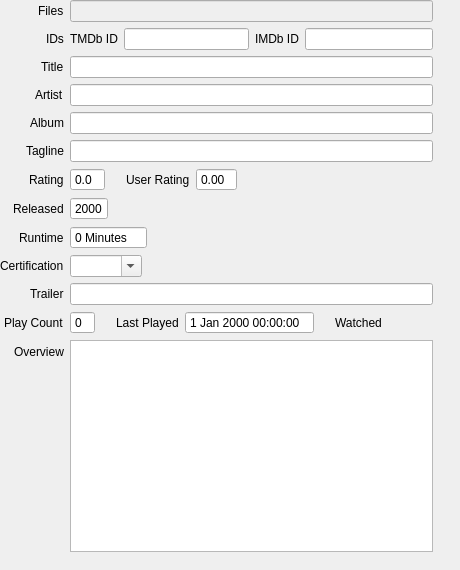
This is src/ui/concerts/ConcertInfoWidget.ui in Komet/MediaElch as Qt 5 draws it before an edit. The edited form follows.
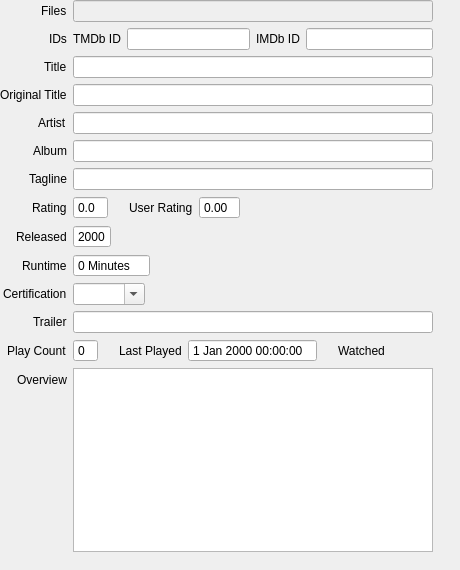
This is the edited form. Custom widgets are drawn as their Qt base class.

Commit message: [Concert] Add originalTitle() field

```diff
--- a/src/ui/concerts/ConcertInfoWidget.ui
+++ b/src/ui/concerts/ConcertInfoWidget.ui
@@ -63,44 +63,44 @@
       </property>
      </widget>
     </item>
-    <item row="3" column="0">
+    <item row="4" column="0">
      <widget class="QLabel" name="lbl_artist">
       <property name="text">
        <string>Artist</string>
       </property>
      </widget>
     </item>
-    <item row="3" column="1">
+    <item row="4" column="1">
      <widget class="QLineEdit" name="artist"/>
     </item>
-    <item row="4" column="0">
+    <item row="5" column="0">
      <widget class="QLabel" name="lbl_album">
       <property name="text">
        <string>Album</string>
       </property>
      </widget>
     </item>
-    <item row="4" column="1">
+    <item row="5" column="1">
      <widget class="QLineEdit" name="album"/>
     </item>
-    <item row="5" column="0">
+    <item row="6" column="0">
      <widget class="QLabel" name="lbl_tagline">
       <property name="text">
        <string>Tagline</string>
       </property>
      </widget>
     </item>
-    <item row="5" column="1">
+    <item row="6" column="1">
      <widget class="QLineEdit" name="tagline"/>
     </item>
-    <item row="6" column="0">
+    <item row="7" column="0">
      <widget class="QLabel" name="lbl_rating">
       <property name="text">
        <string>Rating</string>
       </property>
      </widget>
     </item>
-    <item row="6" column="1">
+    <item row="7" column="1">
      <layout class="QHBoxLayout" name="horizontalLayout_19">
       <item>
        <widget class="QDoubleSpinBox" name="rating">
@@ -153,14 +153,14 @@
       </item>
      </layout>
     </item>
-    <item row="7" column="0">
+    <item row="8" column="0">
      <widget class="QLabel" name="lbl_released">
       <property name="text">
        <string>Released</string>
       </property>
      </widget>
     </item>
-    <item row="7" column="1">
+    <item row="8" column="1">
      <widget class="QDateEdit" name="released">
       <property name="buttonSymbols">
        <enum>QAbstractSpinBox::NoButtons</enum>
@@ -170,14 +170,14 @@
       </property>
      </widget>
     </item>
-    <item row="8" column="0">
+    <item row="9" column="0">
      <widget class="QLabel" name="lbl_runtime">
       <property name="text">
        <string>Runtime</string>
       </property>
      </widget>
     </item>
-    <item row="8" column="1">
+    <item row="9" column="1">
      <widget class="QSpinBox" name="runtime">
       <property name="buttonSymbols">
        <enum>QAbstractSpinBox::NoButtons</enum>
@@ -190,14 +190,14 @@
       </property>
      </widget>
     </item>
-    <item row="9" column="0">
+    <item row="10" column="0">
      <widget class="QLabel" name="lbl_certification">
       <property name="text">
        <string>Certification</string>
       </property>
      </widget>
     </item>
-    <item row="9" column="1">
+    <item row="10" column="1">
      <widget class="QComboBox" name="certification">
       <property name="editable">
        <bool>true</bool>
@@ -207,24 +207,24 @@
       </property>
      </widget>
     </item>
-    <item row="10" column="0">
+    <item row="11" column="0">
      <widget class="QLabel" name="lbl_trailer">
       <property name="text">
        <string>Trailer</string>
       </property>
      </widget>
     </item>
-    <item row="10" column="1">
+    <item row="11" column="1">
      <widget class="QLineEdit" name="trailer"/>
     </item>
-    <item row="11" column="0">
+    <item row="12" column="0">
      <widget class="QLabel" name="lbl_playCount">
       <property name="text">
        <string>Play Count</string>
       </property>
      </widget>
     </item>
-    <item row="11" column="1">
+    <item row="12" column="1">
      <layout class="QHBoxLayout" name="horizontalLayout">
       <item>
        <widget class="QSpinBox" name="playcount">
@@ -297,14 +297,14 @@
       </item>
      </layout>
     </item>
-    <item row="12" column="0">
+    <item row="13" column="0">
      <widget class="QLabel" name="lbl_overview">
       <property name="text">
        <string>Overview</string>
       </property>
      </widget>
     </item>
-    <item row="12" column="1">
+    <item row="13" column="1">
      <widget class="QTextEdit" name="overview"/>
     </item>
     <item row="1" column="0">
@@ -360,6 +360,16 @@
       </item>
      </layout>
     </item>
+    <item row="3" column="0">
+     <widget class="QLabel" name="lblOriginalTitle">
+      <property name="text">
+       <string>Original Title</string>
+      </property>
+     </widget>
+    </item>
+    <item row="3" column="1">
+     <widget class="QLineEdit" name="originalTitle"/>
+    </item>
    </layout>
   </widget>
  </widget>
```
The commit also changes 10 other files.
